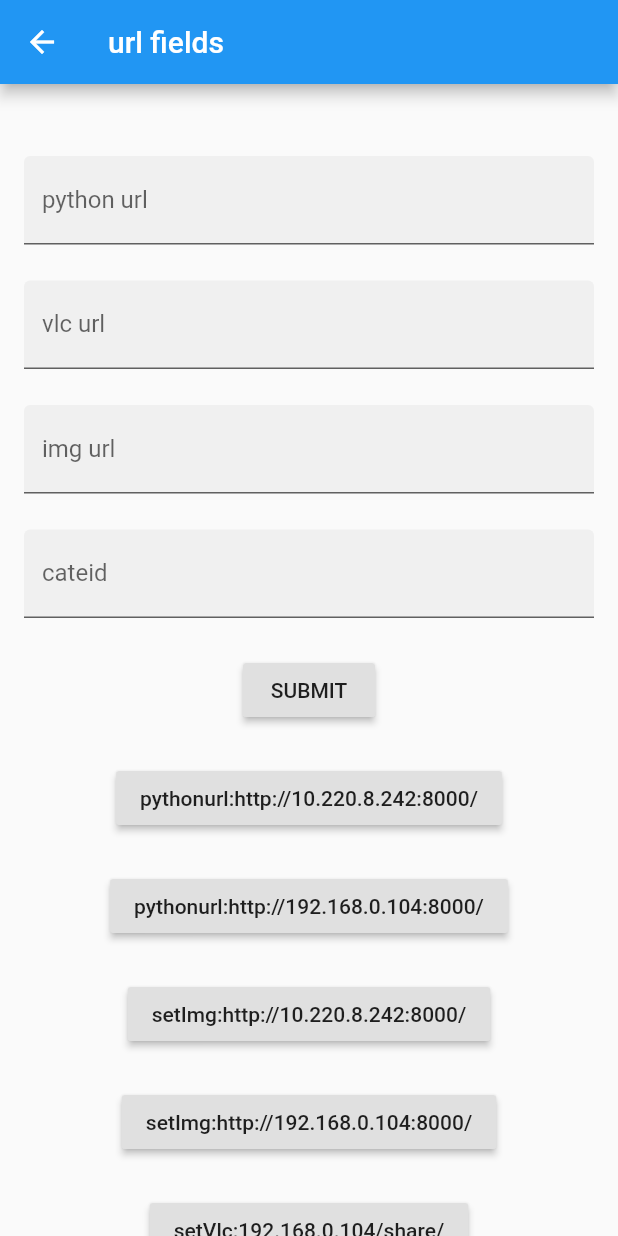
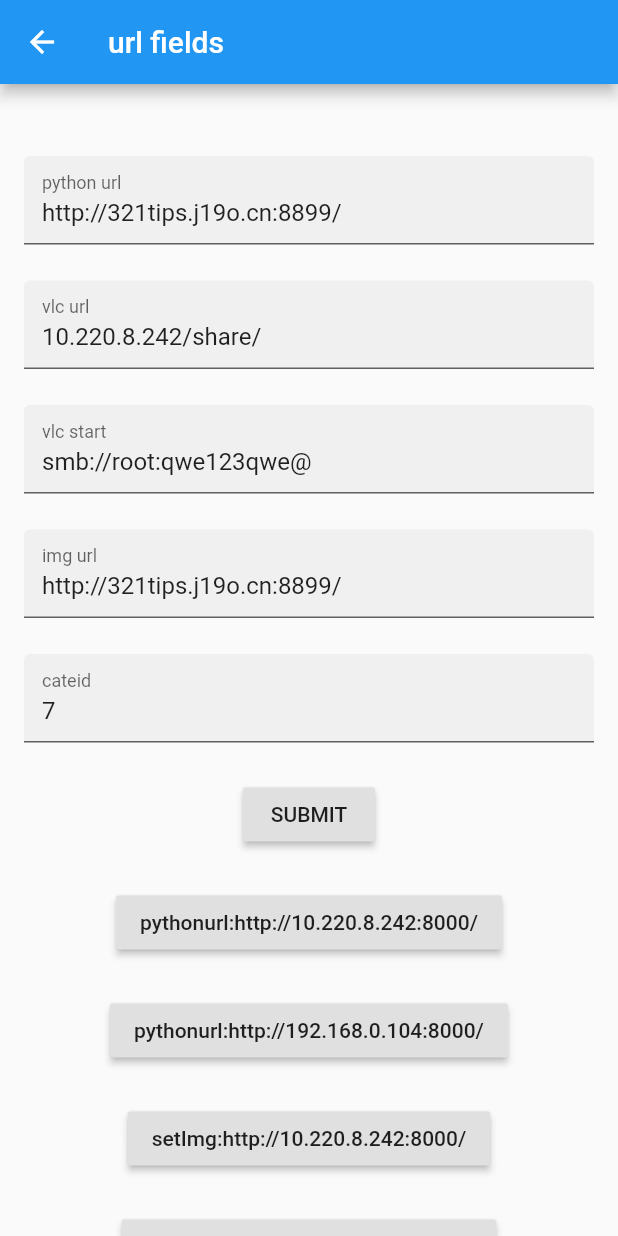
Before and after one commit to softtiny/tiny, a Flutter app: the Field screen opened by its route, after a tap on "SUBMIT", on a phone screen of 412 x 824 dp. Run offline on Flutter 3.47's test engine with Material 2 defaults, Android fonts, the phone set to English and light mode, and no system bars; our stand-ins replace cached_network_image, sqflite; missing offline and left inert: android_intent, f_logs; accounts and stored records are empty.

Commit message:
2019 10 15

```diff
--- a/lib/TUBEtool.dart
+++ b/lib/TUBEtool.dart
@@ -4,7 +4,7 @@ import 'package:path/path.dart' as path;
 class _TUBEtool{
   void openvlc(String url) async{
     String str1 = path.posix.normalize(path.join(vlcDomain,url));
-    String str2 = 'smb://root@${str1}';
+    String str2 = '${vlcStart}${str1}';
     AndroidIntent vlcIntent = AndroidIntent(
       action: 'action_view',
       data: Uri.encodeFull(str2),
--- a/lib/config.dart
+++ b/lib/config.dart
@@ -2,7 +2,9 @@ String domain = 'http://321tips.j19o.cn:8899/';
 String vlcDomain = '10.220.8.242/share/';
 String imgDomain = 'http://321tips.j19o.cn:8899/';
 String cateId = '7';
+String vlcStart = 'smb://root:qwe123qwe@';
 void setDomain(String str){domain=str;}
 void setVlc(String str){vlcDomain=str;}
 void setImg(String str){imgDomain=str;}
 void setCateId(String str){cateId=str;}
+void setVlcStart(String str){vlcStart=str;}
--- a/lib/route/route.dart
+++ b/lib/route/route.dart
@@ -3,7 +3,7 @@ import '../views/cards.dart';
 import '../views/log.dart';
 import '../views/demo.dart';
 import '../views/openvlc.dart';
-
+import '../views/datatable.dart';
 import 'package:flutter/material.dart';
 
 Map<String, WidgetBuilder> route = {
@@ -12,4 +12,5 @@ Map<String, WidgetBuilder> route = {
   '/log':(BuildContext context) => const LogWid(),
   '/demo':(BuildContext context) => const Demo(),
   '/openvlc':(BuildContext context) => const OpenVlc(),
+  '/datatable':(BuildContext context) => const DataTableWd(),
 };
--- a/lib/views/demo.dart
+++ b/lib/views/demo.dart
@@ -26,7 +26,7 @@ class DemoState extends State<Demo> {
                       child: Container(),
                     ),
                   ),
-                  Positioned(
+                Positioned(
                     bottom: 16.0,
                     left: 16.0,
                     right: 16.0,
@@ -43,7 +43,6 @@ class DemoState extends State<Demo> {
                         ),
                       ),
                     ),
-
                   ),
               ],
             ),
--- a/lib/views/fields.dart
+++ b/lib/views/fields.dart
@@ -8,6 +8,7 @@ class linkData {
   String vlcurl = vlcDomain;
   String l_img = imgDomain;
   String l_cateId=cateId;
+  String l_vlcStart=vlcStart;
 }
 
 class Field extends StatefulWidget {
@@ -42,6 +43,7 @@ class FieldState extends State<Field> {
                   const SizedBox(height: 24.0,),
                   const SizedBox(height: 24.0,),
                   TextFormField(
+                    controller: TextEditingController()..text=urls.pythonurl,
                     textCapitalization: TextCapitalization.words,
                     decoration: const InputDecoration(
                       border: UnderlineInputBorder(),
@@ -54,6 +56,7 @@ class FieldState extends State<Field> {
                   ),
                   const SizedBox(height: 24.0,),
                   TextFormField(
+                    controller: TextEditingController()..text=urls.vlcurl,
                     textCapitalization: TextCapitalization.words,
                     decoration: const InputDecoration(
                       border: UnderlineInputBorder(),
@@ -66,6 +69,20 @@ class FieldState extends State<Field> {
                   ),
                   const SizedBox(height: 24.0,),
                   TextFormField(
+                    controller: TextEditingController()..text=urls.l_vlcStart,
+                    textCapitalization: TextCapitalization.words,
+                    decoration: const InputDecoration(
+                      border: UnderlineInputBorder(),
+                      filled:true,
+                      labelText: 'vlc start',
+                    ),
+                    onSaved:(String value){
+                      urls.l_vlcStart=value;
+                    },
+                  ),
+                  const SizedBox(height: 24.0,),
+                  TextFormField(
+                    controller: TextEditingController()..text=urls.l_img,
                     textCapitalization: TextCapitalization.words,
                     decoration: const InputDecoration(
                       border: UnderlineInputBorder(),
@@ -78,6 +95,7 @@ class FieldState extends State<Field> {
                   ),
                   const SizedBox(height: 24.0,),
                   TextFormField(
+                    controller: TextEditingController()..text=urls.l_cateId,
                     textCapitalization: TextCapitalization.words,
                     decoration: const InputDecoration(
                       border: UnderlineInputBorder(),
@@ -100,6 +118,7 @@ class FieldState extends State<Field> {
                         setVlc(urls.vlcurl);
                         setImg(urls.l_img);
                         setCateId(urls.l_cateId);
+                        setVlcStart(urls.l_vlcStart);
                       },
                     ),
                   ),
--- a/pubspec.yaml
+++ b/pubspec.yaml
@@ -19,6 +19,7 @@ environment:
 dependencies:
   flutter:
     sdk: flutter
+  sqflite:
   shared_preferences:
   # The following adds the Cupertino Icons font to your application.
   # Use with the CupertinoIcons class for iOS style icons.
```
Also changed, not shown: lib/DBConf.dart (added, +80 -0 lines), lib/main.dart (+9 -1 lines), lib/views/datatable.dart (added, +111 -0 lines), lib/views/log.dart (+8 -0 lines).
